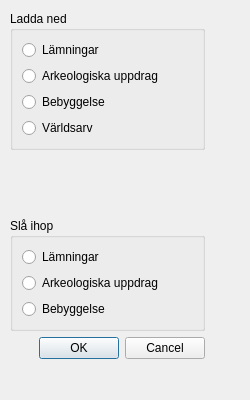
Old version of the form raa_loader/raa_loader_dialog_base.ui in the repository mercerraa/RAALoader.
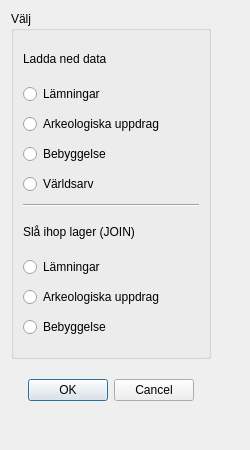
New version of the form.

```diff
--- a/raa_loader/raa_loader_dialog_base.ui
+++ b/raa_loader/raa_loader_dialog_base.ui
@@ -7,31 +7,31 @@
     <x>0</x>
     <y>0</y>
     <width>250</width>
-    <height>400</height>
+    <height>450</height>
    </rect>
   </property>
   <property name="minimumSize">
    <size>
-    <width>250</width>
-    <height>400</height>
+    <width>220</width>
+    <height>420</height>
    </size>
   </property>
   <property name="maximumSize">
    <size>
-    <width>400</width>
-    <height>500</height>
+    <width>250</width>
+    <height>450</height>
    </size>
   </property>
   <property name="windowTitle">
    <string>RAÄ loader</string>
   </property>
-  <widget class="QWidget" name="">
+  <widget class="QWidget" name="layoutWidget">
    <property name="geometry">
     <rect>
      <x>10</x>
      <y>11</y>
-     <width>195</width>
-     <height>348</height>
+     <width>202</width>
+     <height>404</height>
     </rect>
    </property>
    <layout class="QGridLayout" name="gridLayout">
@@ -40,9 +40,25 @@
       <item>
        <widget class="QGroupBox" name="downloadGroupBox">
         <property name="title">
-         <string>Ladda ned</string>
+         <string>Välj</string>
         </property>
         <layout class="QVBoxLayout" name="verticalLayout">
+         <item>
+          <widget class="QLabel" name="downloadLabel">
+           <property name="maximumSize">
+            <size>
+             <width>100</width>
+             <height>30</height>
+            </size>
+           </property>
+           <property name="frameShadow">
+            <enum>QFrame::Raised</enum>
+           </property>
+           <property name="text">
+            <string>Ladda ned data</string>
+           </property>
+          </widget>
+         </item>
          <item>
           <widget class="QRadioButton" name="downloadLamningRadioButton">
            <property name="text">
@@ -71,28 +87,29 @@
            </property>
           </widget>
          </item>
-        </layout>
-       </widget>
-      </item>
-      <item>
-       <spacer name="verticalSpacer">
-        <property name="orientation">
-         <enum>Qt::Vertical</enum>
-        </property>
-        <property name="sizeHint" stdset="0">
-         <size>
-          <width>20</width>
-          <height>40</height>
-         </size>
-        </property>
-       </spacer>
-      </item>
-      <item>
-       <widget class="QGroupBox" name="mergeGroupBox">
-        <property name="title">
-         <string>Slå ihop</string>
-        </property>
-        <layout class="QVBoxLayout" name="verticalLayout_2">
+         <item>
+          <widget class="Line" name="line">
+           <property name="orientation">
+            <enum>Qt::Horizontal</enum>
+           </property>
+          </widget>
+         </item>
+         <item>
+          <widget class="QLabel" name="mergeLabel">
+           <property name="maximumSize">
+            <size>
+             <width>150</width>
+             <height>30</height>
+            </size>
+           </property>
+           <property name="frameShadow">
+            <enum>QFrame::Raised</enum>
+           </property>
+           <property name="text">
+            <string>Slå ihop lager (JOIN)</string>
+           </property>
+          </widget>
+         </item>
          <item>
           <widget class="QRadioButton" name="mergeLamningRadioButton">
            <property name="text">
@@ -124,7 +141,7 @@
       <property name="maximumSize">
        <size>
         <width>200</width>
-        <height>16777215</height>
+        <height>50</height>
        </size>
       </property>
       <property name="orientation">
@@ -133,6 +150,9 @@
       <property name="standardButtons">
        <set>QDialogButtonBox::Cancel|QDialogButtonBox::Ok</set>
       </property>
+      <property name="centerButtons">
+       <bool>true</bool>
+      </property>
      </widget>
     </item>
    </layout>
```
Left out of the diff: 2 changed lines with no effect on the pictures.
